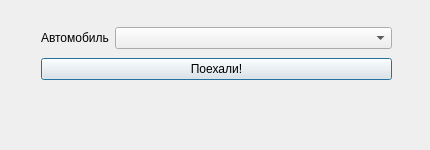
Old version of the form Qt/Lab_1/writejournal.ui in the repository avasyutkin/term_2.
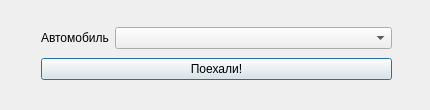
New version of the form.

Commit message: небольшие изменения в дизайне

Patch:
```diff
--- a/Qt/Lab_1/writejournal.ui
+++ b/Qt/Lab_1/writejournal.ui
@@ -7,13 +7,13 @@
     <x>0</x>
     <y>0</y>
     <width>430</width>
-    <height>150</height>
+    <height>110</height>
    </rect>
   </property>
   <property name="windowTitle">
    <string>Запись на рейс</string>
   </property>
-  <widget class="QWidget" name="">
+  <widget class="QWidget" name="layoutWidget">
    <property name="geometry">
     <rect>
      <x>41</x>
```
The commit also changes 4 other files.
